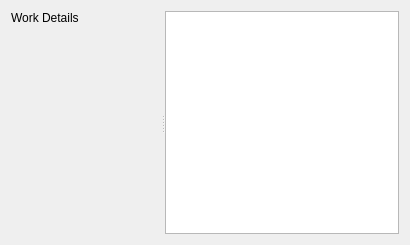
First picture: the form in app/workdetailview.ui, repository x37v/datajockey, before the edit.
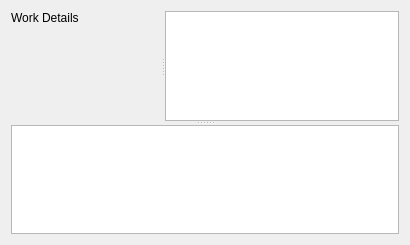
Second picture: the form after the edit.

Commit message: added note to audio work in UI

What changed in the file:
```diff
--- a/app/workdetailview.ui
+++ b/app/workdetailview.ui
@@ -13,8 +13,12 @@
   <property name="windowTitle">
    <string>Form</string>
   </property>
-  <layout class="QGridLayout" name="gridLayout">
-   <item row="0" column="0">
+  <layout class="QVBoxLayout" name="verticalLayout">
+   <item>
+    <widget class="QSplitter" name="topsplitter">
+     <property name="orientation">
+      <enum>Qt::Vertical</enum>
+     </property>
     <widget class="QSplitter" name="splitter">
      <property name="orientation">
       <enum>Qt::Horizontal</enum>
@@ -23,7 +27,7 @@
       <property name="minimumSize">
        <size>
         <width>150</width>
-        <height>0</height>
+         <height>20</height>
        </size>
       </property>
       <property name="text">
@@ -37,9 +41,24 @@
       </property>
      </widget>
      <widget class="QTreeView" name="tagsView">
+       <property name="minimumSize">
+        <size>
+         <width>0</width>
+         <height>20</height>
+        </size>
+       </property>
       <attribute name="headerVisible">
        <bool>false</bool>
       </attribute>
+      </widget>
+     </widget>
+     <widget class="QTextEdit" name="noteView">
+      <property name="minimumSize">
+       <size>
+        <width>0</width>
+        <height>20</height>
+       </size>
+      </property>
      </widget>
     </widget>
    </item>
```
Lines whose indentation alone changed are shown as unchanged. The commit also changes 3 other files.
